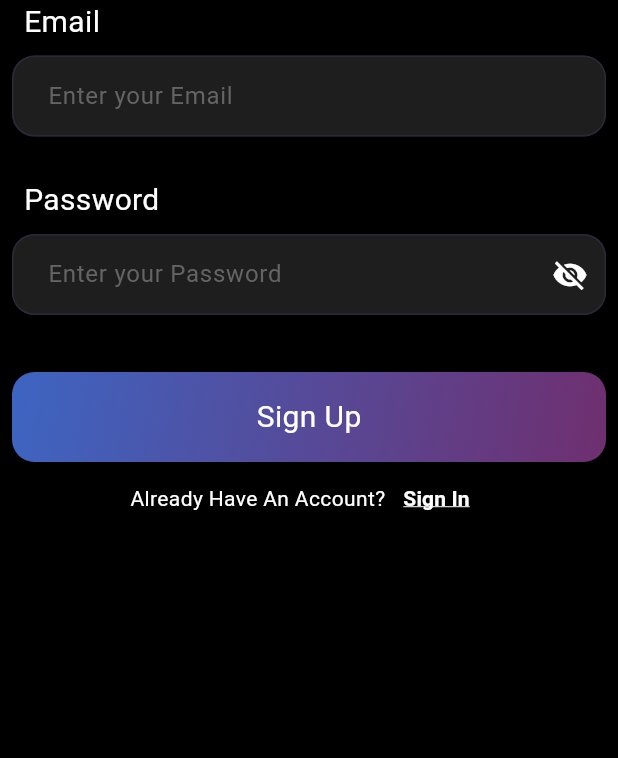
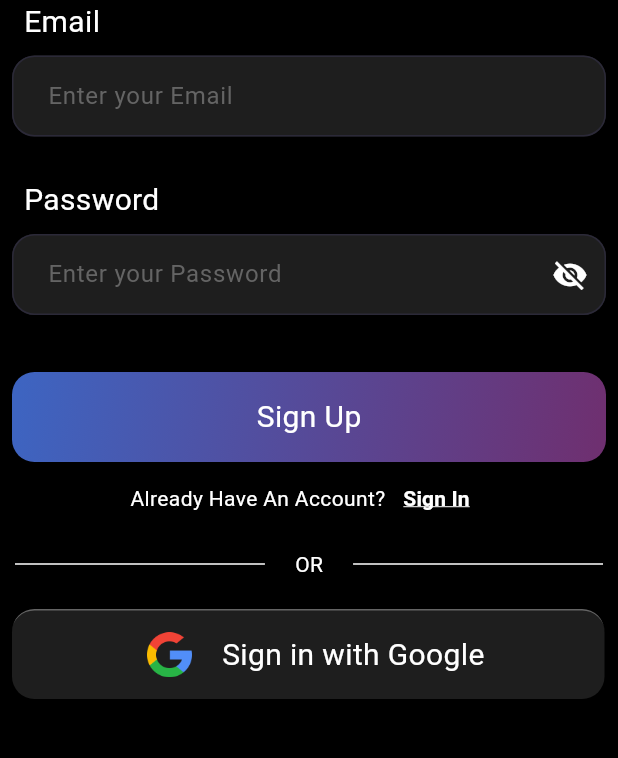
Before and after one commit to Absattar22/Banter, a Flutter app: the screen it shows after launch, after a tap on "Sign In", after a tap on "Sign Up", on a phone screen of 412 x 824 dp, the part 375-1133 px from its top. Run offline on Flutter 3.47's test engine with Material 3 defaults, Android fonts, the phone set to English and light mode, and no system bars; drawn by our look-alikes of modal_progress_hud_nsn; our stand-ins replace firebase_auth, firebase_core, google_sign_in, shared_preferences; accounts and stored records are empty; network calls fail.

Commit message:
Add Sign In With Google Optoin

```diff
--- a/analysis_options.yaml
+++ b/analysis_options.yaml
@@ -9,6 +9,7 @@
 # packages, and plugins designed to encourage good coding practices.
 analyzer:
   errors:
+    avoid_print: ignore
     constant_identifier_names: ignore
     file_names: ignore
     library_private_types_in_public_api: ignore
--- a/lib/helper/show_Snackbar.dart
+++ b/lib/helper/show_Snackbar.dart
@@ -25,7 +25,7 @@ void ShowSnackBar(
       shape: RoundedRectangleBorder(
         borderRadius: BorderRadius.circular(15),
       ),
-      duration: const Duration(seconds: 3),
+      duration: const Duration(seconds: 1),
     ),
   );
 }
--- a/lib/screens/sign_in_screen.dart
+++ b/lib/screens/sign_in_screen.dart
@@ -4,8 +4,10 @@ import 'package:banter/screens/chat_screen.dart';
 import 'package:banter/screens/sign_up_screen.dart';
 import 'package:banter/widgets/custom_button.dart';
 import 'package:banter/widgets/custom_form_text_field.dart';
+import 'package:banter/widgets/other_signin_option_buuton.dart';
 import 'package:firebase_auth/firebase_auth.dart';
 import 'package:flutter/material.dart';
+import 'package:google_sign_in/google_sign_in.dart';
 import 'package:modal_progress_hud_nsn/modal_progress_hud_nsn.dart';
 import 'package:shared_preferences/shared_preferences.dart';
 
@@ -86,8 +88,8 @@ class _SignInScreenState extends State<SignInScreen> {
 
                             Navigator.pushNamed(context, ChatScreen.id);
                           } else {
-                            ShowSnackBar(context, 'Sign in failed.',
-                                Colors.red, Icons.error);
+                            ShowSnackBar(context, 'Sign in failed.', Colors.red,
+                                Icons.error);
                           }
                         } on FirebaseAuthException catch (e) {
                           String message;
@@ -135,6 +137,59 @@ class _SignInScreenState extends State<SignInScreen> {
                       ),
                     )
                   ],
+                ),
+                const SizedBox(height: 10),
+                Center(
+                  child: Row(
+                    children: [
+                      Expanded(
+                        child: Container(
+                          margin: const EdgeInsets.only(left: 10, right: 20),
+                          height: 1.0,
+                          color: Colors.white,
+                        ),
+                      ),
+                      const Text(
+                        'OR',
+                        style: TextStyle(
+                          color: Colors.white,
+                          fontSize: 14,
+                        ),
+                      ),
+                      Expanded(
+                        child: Container(
+                          margin: const EdgeInsets.only(left: 20, right: 10),
+                          height: 1.0,
+                          color: Colors.white,
+                        ),
+                      ),
+                    ],
+                  ),
+                ),
+                const SizedBox(height: 20),
+                OtherSigninOptionButton(
+                  text: 'Sign in with Google',
+                  img: 'assets/images/google.png',
+                  onTap: () async {
+                    setState(() {
+                      isLoading = true;
+                    });
+                    try {
+                      await signInWithGoogle();
+                      Navigator.of(context).pushNamedAndRemoveUntil(
+                          ChatScreen.id, (route) => false);
+                      ShowSnackBar(context, 'You signed in successfully.',
+                          Colors.greenAccent, Icons.check);
+                    } catch (e) {
+                      print('------------------------ $e');
+                      ShowSnackBar(
+                          context, 'Sign in failed.', Colors.red, Icons.error);
+                    } finally {
+                      setState(() {
+                        isLoading = false;
+                      });
+                    }
+                  },
                 )
               ],
             ),
@@ -149,4 +204,17 @@ class _SignInScreenState extends State<SignInScreen> {
         .signInWithEmailAndPassword(email: email!, password: password!);
     return userCredential;
   }
+
+  Future<UserCredential> signInWithGoogle() async {
+    final GoogleSignInAccount? googleUser = await GoogleSignIn().signIn();
+
+    final GoogleSignInAuthentication? googleAuth =
+        await googleUser?.authentication;
+
+    final credential = GoogleAuthProvider.credential(
+      accessToken: googleAuth?.accessToken,
+      idToken: googleAuth?.idToken,
+    );
+    return await FirebaseAuth.instance.signInWithCredential(credential);
+  }
 }
--- a/lib/screens/sign_up_screen.dart
+++ b/lib/screens/sign_up_screen.dart
@@ -3,8 +3,10 @@ import 'package:banter/helper/show_Snackbar.dart';
 import 'package:banter/screens/chat_screen.dart';
 import 'package:banter/widgets/custom_button.dart';
 import 'package:banter/widgets/custom_form_text_field.dart';
+import 'package:banter/widgets/other_signin_option_buuton.dart';
 import 'package:firebase_auth/firebase_auth.dart';
 import 'package:flutter/material.dart';
+import 'package:google_sign_in/google_sign_in.dart';
 import 'package:modal_progress_hud_nsn/modal_progress_hud_nsn.dart';
 import 'package:shared_preferences/shared_preferences.dart';
 
@@ -23,7 +25,6 @@ class _SignUpScreenState extends State<SignUpScreen> {
 
   String? email;
   String? password;
-
   @override
   Widget build(BuildContext context) {
     return ModalProgressHUD(
@@ -75,17 +76,12 @@ class _SignUpScreenState extends State<SignUpScreen> {
                         try {
                           await SignUpNewUser();
 
-                          // Save login status
                           SharedPreferences prefs =
                               await SharedPreferences.getInstance();
                           await prefs.setBool('isLoggedIn', true);
 
-                          // Show success SnackBar only if no exception is caught
-                          ShowSnackBar(
-                              context,
-                              'Account Created Successfully.',
-                              Colors.greenAccent,
-                              Icons.check);
+                          ShowSnackBar(context, 'Account Created Successfully.',
+                              Colors.greenAccent, Icons.check);
                           Navigator.pushNamed(context, ChatScreen.id);
                         } on FirebaseAuthException catch (e) {
                           if (e.code == 'weak-password') {
@@ -133,6 +129,59 @@ class _SignUpScreenState extends State<SignUpScreen> {
                       ),
                     )
                   ],
+                ),
+                const SizedBox(height: 10),
+                Center(
+                  child: Row(
+                    children: [
+                      Expanded(
+                        child: Container(
+                          margin: const EdgeInsets.only(left: 10, right: 20),
+                          height: 1.0,
+                          color: Colors.white,
+                        ),
+                      ),
+                      const Text(
+                        'OR',
+                        style: TextStyle(
+                          color: Colors.white,
+                          fontSize: 14,
+                        ),
+                      ),
+                      Expanded(
+                        child: Container(
+                          margin: const EdgeInsets.only(left: 20, right: 10),
+                          height: 1.0,
+                          color: Colors.white,
+                        ),
+                      ),
+                    ],
+                  ),
+                ),
+                const SizedBox(height: 20),
+                OtherSigninOptionButton(
+                  text: 'Sign in with Google',
+                  img: 'assets/images/google.png',
+                  onTap: () async {
+                    setState(() {
+                      isLoading = true;
+                    });
+                    try {
+                      await signInWithGoogle();
+                      Navigator.of(context).pushNamedAndRemoveUntil(
+                          ChatScreen.id, (route) => false);
+                      ShowSnackBar(context, 'You signed in successfully.',
+                          Colors.greenAccent, Icons.check);
+                    } catch (e) {
+                      print('------------------------ $e');
+                      ShowSnackBar(
+                          context, 'Sign in failed.', Colors.red, Icons.error);
+                    } finally {
+                      setState(() {
+                        isLoading = false;
+                      });
+                    }
+                  },
                 )
               ],
             ),
@@ -146,4 +195,17 @@ class _SignUpScreenState extends State<SignUpScreen> {
     await FirebaseAuth.instance
         .createUserWithEmailAndPassword(email: email!, password: password!);
   }
+
+  Future<UserCredential> signInWithGoogle() async {
+    final GoogleSignInAccount? googleUser = await GoogleSignIn().signIn();
+
+    final GoogleSignInAuthentication? googleAuth =
+        await googleUser?.authentication;
+
+    final credential = GoogleAuthProvider.credential(
+      accessToken: googleAuth?.accessToken,
+      idToken: googleAuth?.idToken,
+    );
+    return await FirebaseAuth.instance.signInWithCredential(credential);
+  }
 }
--- a/lib/widgets/custom_button.dart
+++ b/lib/widgets/custom_button.dart
@@ -1,11 +1,10 @@
 import 'package:flutter/material.dart';
 
 class CustomButton extends StatelessWidget {
-
-   CustomButton({super.key, required this.text, this.onTAp});
+  CustomButton({super.key, required this.text, this.onTAp});
 
   VoidCallback? onTAp;
-   final String text;
+  final String text;
   @override
   Widget build(BuildContext context) {
     return GestureDetector(
@@ -36,5 +35,6 @@ class CustomButton extends StatelessWidget {
         ),
       ),
     );
+
   }
 }
--- a/lib/widgets/custom_form_text_field.dart
+++ b/lib/widgets/custom_form_text_field.dart
@@ -183,6 +183,7 @@ class _CustomFormTextFieldState extends State<CustomFormTextField> {
               labelStyle: const TextStyle(
                 color: Colors.white,
               ),
+
             ),
           ),
         ),
--- /dev/null
+++ b/lib/widgets/other_signin_option_buuton.dart
@@ -0,0 +1,53 @@
+import 'package:flutter/material.dart';
+
+class OtherSigninOptionButton extends StatelessWidget {
+  const OtherSigninOptionButton(
+      {super.key, this.onTap, required this.img, required this.text});
+
+  final VoidCallback? onTap;
+  final String img;
+  final String text;
+
+  @override
+  Widget build(BuildContext context) {
+    return GestureDetector(
+      onTap: onTap,
+      child: Container(
+        width: 395,
+        height: 60,
+        margin: const EdgeInsets.symmetric(horizontal: 8.0),
+        decoration: BoxDecoration(
+          border: const Border(
+            top: BorderSide(
+              color: Color.fromARGB(255, 100, 100, 100),
+            ),
+          ),
+          borderRadius: BorderRadius.circular(15),
+          color: const Color.fromARGB(255, 30, 30, 30),
+        ),
+        child: Row(
+          mainAxisAlignment: MainAxisAlignment.center,
+          crossAxisAlignment: CrossAxisAlignment.center,
+          children: [
+            Padding(
+              padding: const EdgeInsets.all(10.0),
+              child: Image.asset(
+                img,
+                width: 30,
+                height: 30,
+              ),
+            ),
+            const SizedBox(width: 10),
+            Text(
+              text,
+              style: const TextStyle(
+                color: Colors.white,
+                fontSize: 20,
+              ),
+            ),
+          ],
+        ),
+      ),
+    );
+  }
+}
--- a/pubspec.yaml
+++ b/pubspec.yaml
@@ -42,6 +42,9 @@ dependencies:
   chat_gpt_sdk: ^3.0.9
   dash_chat_2: ^0.0.21
   shared_preferences: ^2.2.3
+  google_sign_in: ^6.2.1
+  flutter_facebook_auth: ^7.0.1
+  flutter_login_facebook: ^2.0.1
 
 flutter_launcher_icons:
   android: "launcher_icon"
```
Also changed, not shown: lib/screens/chat_screen.dart (+46 -32 lines), assets/images/facebook.png (added), assets/images/google.png (added), pubspec.lock, 5 other files.
